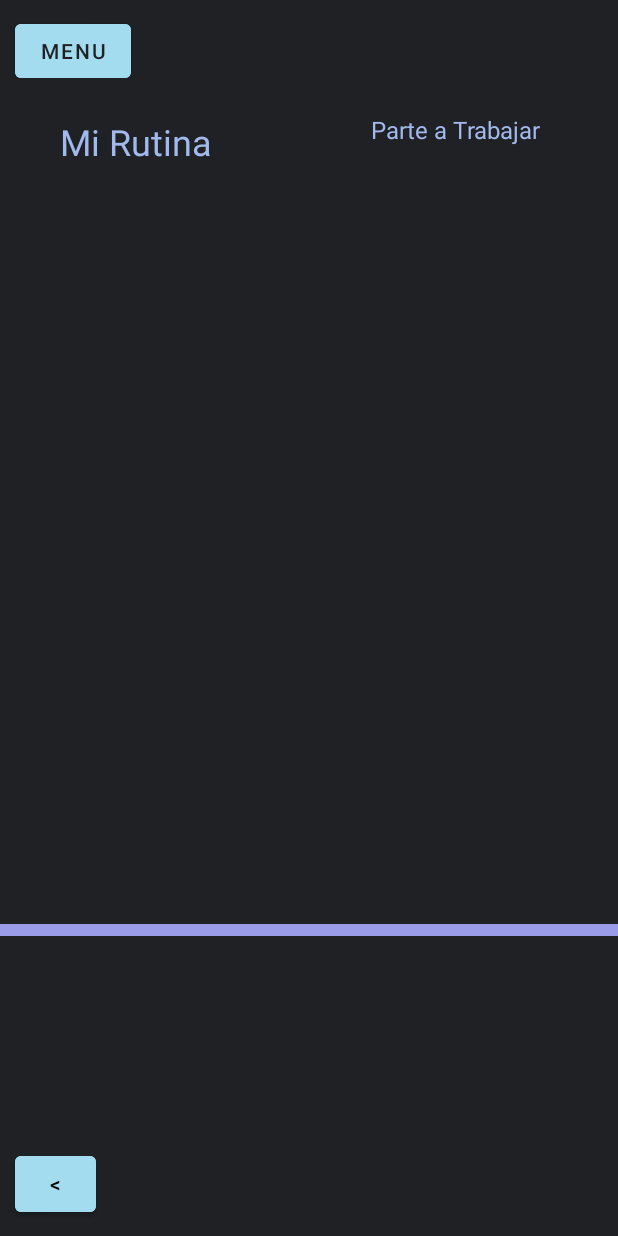
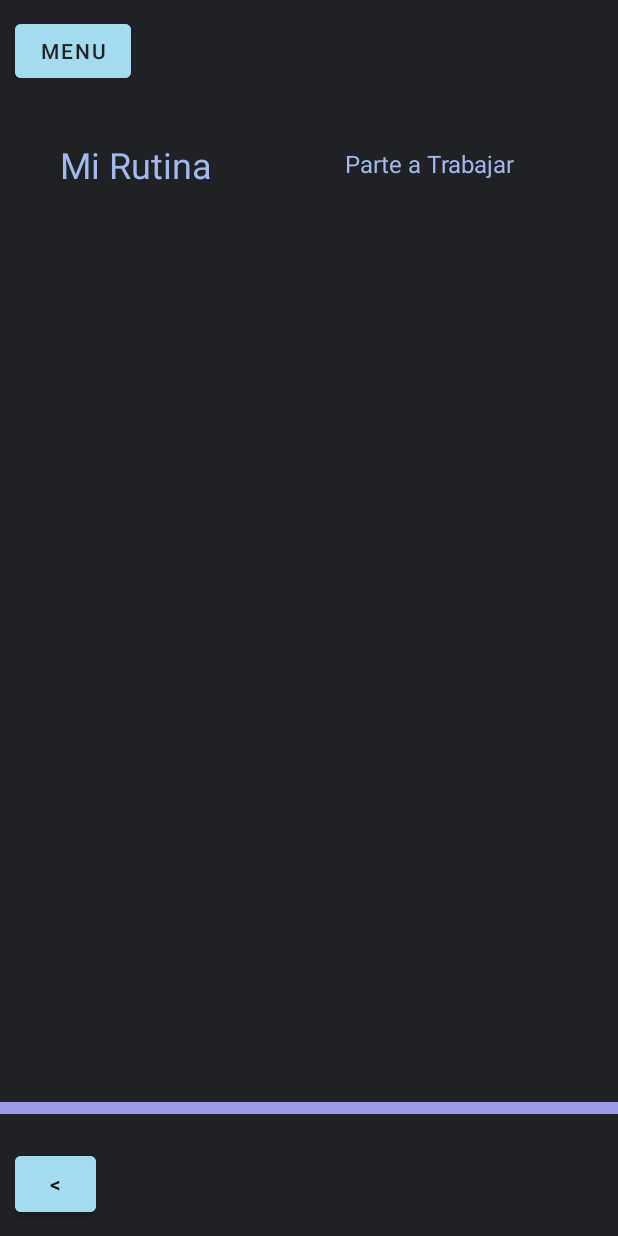
Before and after one commit to ErickSan01/Softcare_PocketTrainer, an Android app: the MainActivity screen opened directly, with no data from a screen before it, after a tap on "MI RUTINA", on a phone screen of 412 x 824 dp. Run offline under Robolectric (Android 15) with nearby library versions, the phone set to English and light mode, and no system bars.

Commit message:
Cambio de interfaz de rutinas a relative layout

```diff
--- a/Codigo/app/build.gradle
+++ b/Codigo/app/build.gradle
@@ -45,4 +45,5 @@ dependencies {
     implementation 'pl.droidsonroids.gif:android-gif-drawable:1.2.19'
     implementation 'com.github.bumptech.glide:glide:4.14.2'
     annotationProcessor 'com.github.bumptech.glide:compiler:4.14.2'
+    implementation 'com.google.android.material:material:1.2.1'
 }
--- a/Codigo/app/src/main/java/com/softcare/pockettrainer/MainActivity.java
+++ b/Codigo/app/src/main/java/com/softcare/pockettrainer/MainActivity.java
@@ -41,31 +41,8 @@ public class MainActivity extends AppCompatActivity {
         DateFormat dateFormat = new SimpleDateFormat("yyyy/MM/dd HH:mm:ss");
 
         Date currentDate = new Date();
-
-        SharedPreferences fecha = getSharedPreferences("dia_semana", MODE_PRIVATE);
-        SharedPreferences rutina = getSharedPreferences("tiene_rutina", MODE_PRIVATE);
-        SharedPreferences rutinaD = getSharedPreferences("rutina", MODE_PRIVATE);
         SharedPreferences dias = getSharedPreferences("dias", MODE_PRIVATE);
 
-        SharedPreferences.Editor editorRutina = rutina.edit();
-        SharedPreferences.Editor editor = fecha.edit();
-        SharedPreferences.Editor editorRutinaDia = rutinaD.edit();
-
-        Rutinas rutinas = new Rutinas();
-        ArrayList<String> diasAL = rutinas.getDias(dias);
-
-        for (String dia : diasAL) {
-            editorRutinaDia.putString(dia, "null");
-        }
-
-        System.out.println(dateFormat.format(currentDate));
-
-        editor.putString("fecha", dateFormat.format(currentDate));
-        editorRutina.putBoolean("tiene_rutina", false);
-
-        editor.apply();
-        editorRutina.apply();
-        editorRutinaDia.apply();
 
         // convert date to calendar
         Calendar c = Calendar.getInstance();
@@ -105,4 +82,8 @@ public class MainActivity extends AppCompatActivity {
             }
         });
     }
+
+    @Override
+    public void onBackPressed() {
+    }
 }
--- a/Codigo/app/src/main/res/layout/rutinas_activity.xml
+++ b/Codigo/app/src/main/res/layout/rutinas_activity.xml
@@ -1,5 +1,5 @@
 <?xml version="1.0" encoding="utf-8"?>
-<androidx.constraintlayout.widget.ConstraintLayout xmlns:android="http://schemas.android.com/apk/res/android"
+<RelativeLayout xmlns:android="http://schemas.android.com/apk/res/android"
     xmlns:app="http://schemas.android.com/apk/res-auto"
     xmlns:tools="http://schemas.android.com/tools"
     android:layout_width="match_parent"
@@ -7,7 +7,7 @@
     android:background="#1f2124"
     tools:context=".rutinas.Rutinas">
 
-    <Button
+    <com.google.android.material.button.MaterialButton
         android:id="@+id/menuBtn"
         android:layout_width="77dp"
         android:layout_height="48dp"
@@ -23,40 +23,14 @@
         android:id="@+id/textView"
         android:layout_width="wrap_content"
         android:layout_height="wrap_content"
+        android:layout_alignTop="@id/menuBtn"
         android:layout_marginStart="40dp"
-        android:layout_marginTop="20dp"
+        android:layout_marginTop="83dp"
         android:text="@string/mi_rutina"
         android:textColor="@color/texto"
         android:textSize="24sp"
         app:layout_constraintStart_toStartOf="parent"
         app:layout_constraintTop_toBottomOf="@+id/menuBtn" />
-
-    <TextView
-        android:id="@+id/textView2"
-        android:layout_width="wrap_content"
-        android:layout_height="wrap_content"
-        android:layout_marginStart="247dp"
-        android:layout_marginTop="75dp"
-        android:layout_marginEnd="51dp"
-        android:text="@string/parte_a_trabajar"
-        android:textColor="@color/texto"
-        android:textSize="16sp"
-        app:layout_constraintEnd_toEndOf="parent"
-        app:layout_constraintStart_toStartOf="parent"
-        app:layout_constraintTop_toTopOf="parent" />
-
-    <com.google.android.material.appbar.MaterialToolbar
-        android:id="@+id/materialToolbar"
-        android:layout_width="match_parent"
-        android:layout_height="8dp"
-        android:layout_marginBottom="200dp"
-        android:background="?attr/colorPrimary"
-        android:backgroundTint="@color/toolbar"
-        android:minHeight="?attr/actionBarSize"
-        android:theme="?attr/actionBarTheme"
-        app:layout_constraintBottom_toBottomOf="parent"
-        app:layout_constraintEnd_toEndOf="parent"
-        app:layout_constraintStart_toStartOf="parent" />
 
     <!--
      <Button
@@ -82,6 +56,38 @@
         app:layout_constraintTop_toBottomOf="@+id/materialToolbar" />
      -->
 
+    <TextView
+        android:id="@+id/textView2"
+        android:layout_width="wrap_content"
+        android:layout_height="wrap_content"
+        android:layout_below="@+id/menuBtn"
+        android:layout_alignLeft="@id/textView"
+        android:layout_marginStart="190dp"
+        android:layout_marginLeft="193dp"
+        android:layout_marginTop="40dp"
+        android:layout_marginRight="-274dp"
+        android:text="@string/parte_a_trabajar"
+        android:textColor="@color/texto"
+        android:textSize="16sp"
+        app:layout_constraintEnd_toEndOf="parent"
+        app:layout_constraintStart_toStartOf="parent"
+        app:layout_constraintTop_toTopOf="parent" />
+
+    <com.google.android.material.appbar.MaterialToolbar
+        android:id="@+id/materialToolbar"
+        android:layout_width="match_parent"
+        android:layout_height="8dp"
+        android:layout_alignTop="@id/backBtn"
+        android:layout_marginTop="-30dp"
+        android:layout_marginBottom="200dp"
+        android:background="?attr/colorPrimary"
+        android:backgroundTint="@color/toolbar"
+        android:minHeight="?attr/actionBarSize"
+        android:theme="?attr/actionBarTheme"
+        app:layout_constraintBottom_toBottomOf="parent"
+        app:layout_constraintEnd_toEndOf="parent"
+        app:layout_constraintStart_toStartOf="parent" />
+
     <Button
         android:id="@+id/backBtn"
         android:layout_width="54dp"
@@ -91,13 +97,15 @@
         android:text="@string/back"
         android:textColor="@android:color/black"
         android:backgroundTint="@color/boton"
+        android:layout_alignParentBottom="true"
         app:layout_constraintBottom_toBottomOf="parent"
         app:layout_constraintStart_toStartOf="parent" />
 
     <androidx.recyclerview.widget.RecyclerView
         android:id="@+id/listaRutinas"
         android:layout_width="match_parent"
-        android:layout_height="wrap_content"
+        android:layout_height="300dp"
+        android:layout_centerInParent="true"
         android:layout_marginTop="10dp"
         android:textColor="@color/texto"
         app:layout_constraintBottom_toTopOf="@+id/materialToolbar"
@@ -105,4 +113,4 @@
         app:layout_constraintStart_toStartOf="parent"
         app:layout_constraintTop_toBottomOf="@+id/textView" />
 
-</androidx.constraintlayout.widget.ConstraintLayout>
+</RelativeLayout>
```
